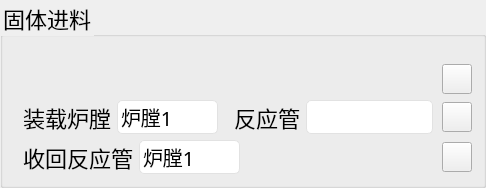
Before: the Qt Designer form programConfig/FeederGroupBox.ui in shukcs/HS_1103, drawn with Qt 5.
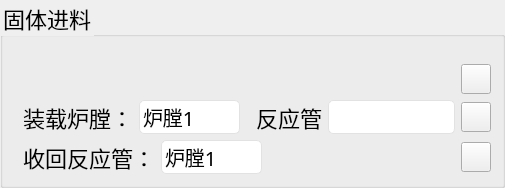
After: the same form once the commit is applied. Icons and pictures are not drawn. Custom widgets are drawn as their Qt base class.

Patch:
```diff
--- a/programConfig/FeederGroupBox.ui
+++ b/programConfig/FeederGroupBox.ui
@@ -6,7 +6,7 @@
    <rect>
     <x>0</x>
     <y>0</y>
-    <width>486</width>
+    <width>489</width>
     <height>188</height>
    </rect>
   </property>
@@ -154,7 +154,7 @@
      <item>
       <widget class="QLabel" name="lb_feed">
        <property name="text">
-        <string>装载炉膛</string>
+        <string>装载炉膛：</string>
        </property>
       </widget>
      </item>
@@ -250,7 +250,7 @@
      <item>
       <widget class="QLabel" name="lb_back">
        <property name="text">
-        <string>收回反应管</string>
+        <string>收回反应管：</string>
        </property>
       </widget>
      </item>
```
